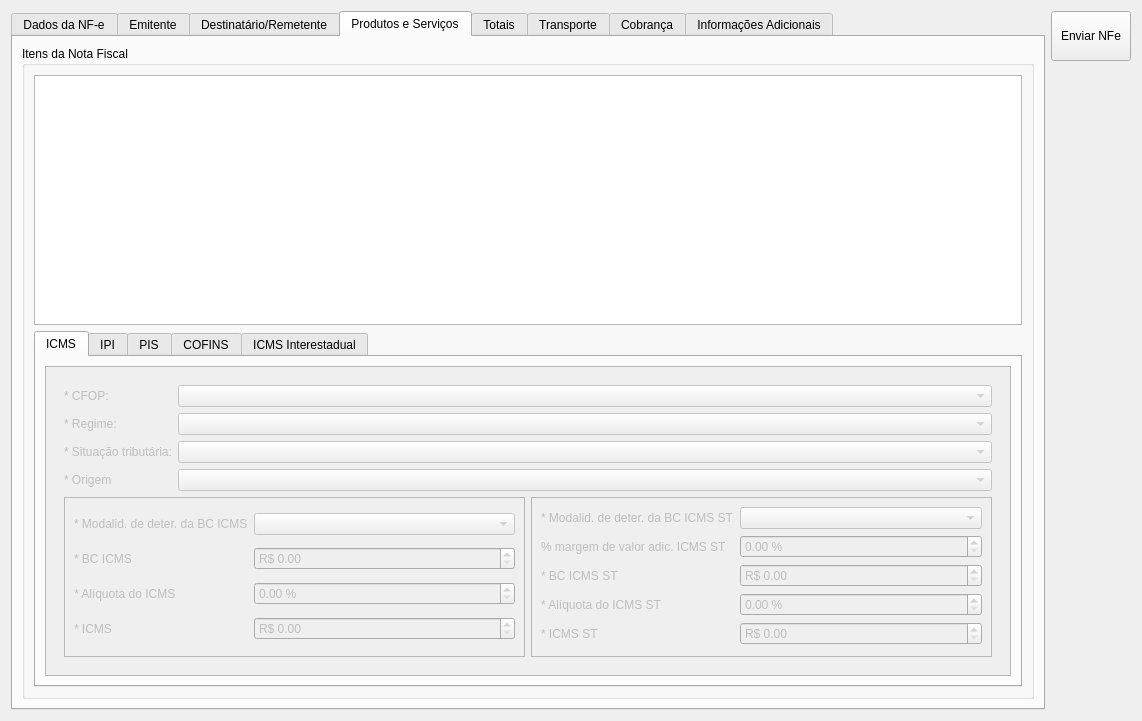
The window that ui/cadastrarnfe.ui (darktorres/ERP-STACCATO) describes before a commit, drawn with Qt 5.
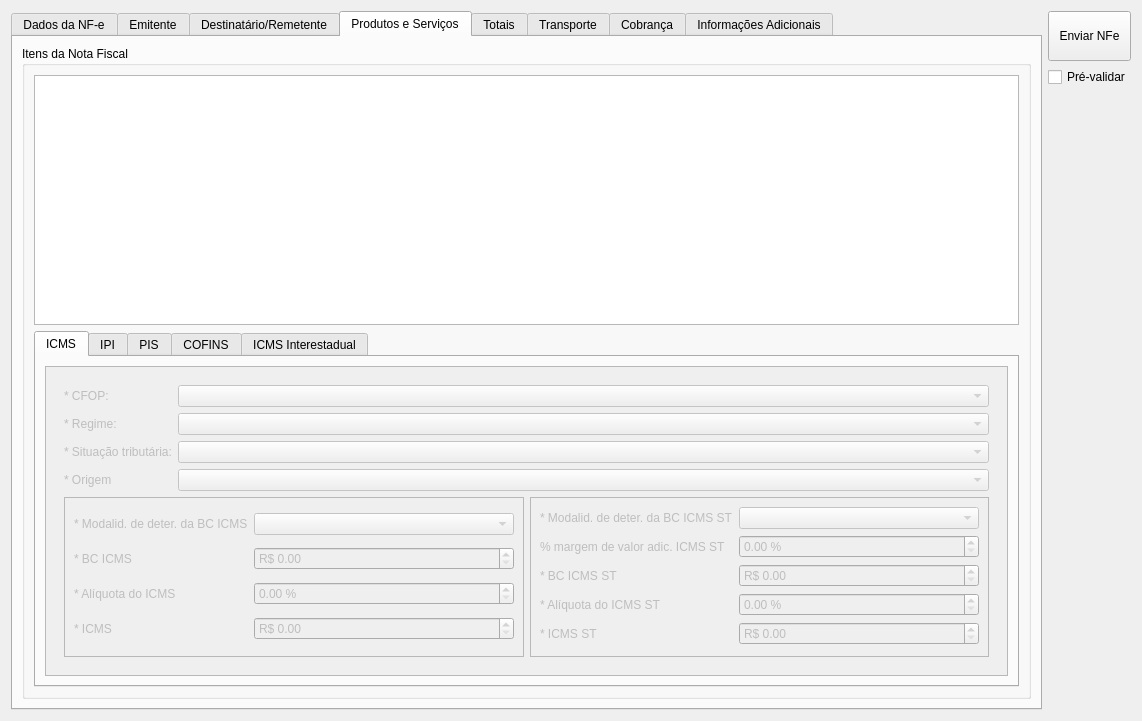
The same window after the commit. Custom widgets are drawn as their Qt base class.

Patch:
```diff
--- a/ui/cadastrarnfe.ui
+++ b/ui/cadastrarnfe.ui
@@ -41,6 +41,13 @@
        </property>
       </widget>
      </item>
+     <item>
+      <widget class="QCheckBox" name="checkBoxPrevalidar">
+       <property name="text">
+        <string>Pré-validar</string>
+       </property>
+      </widget>
+     </item>
      <item>
       <spacer name="verticalSpacer_2">
        <property name="orientation">
```
